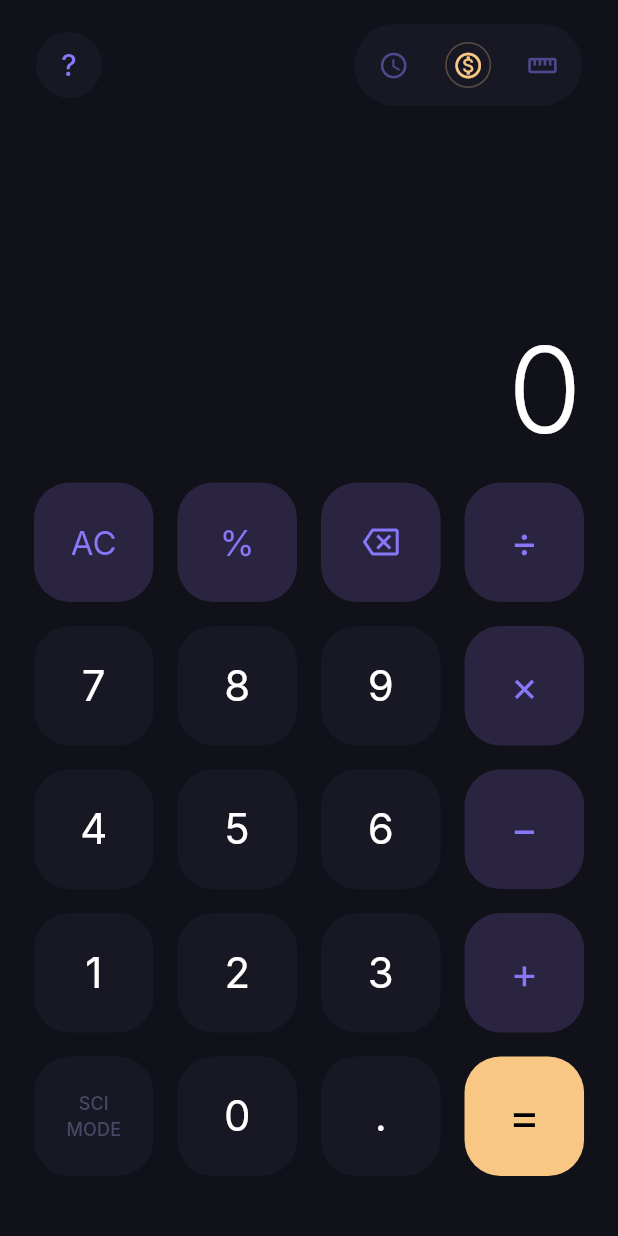
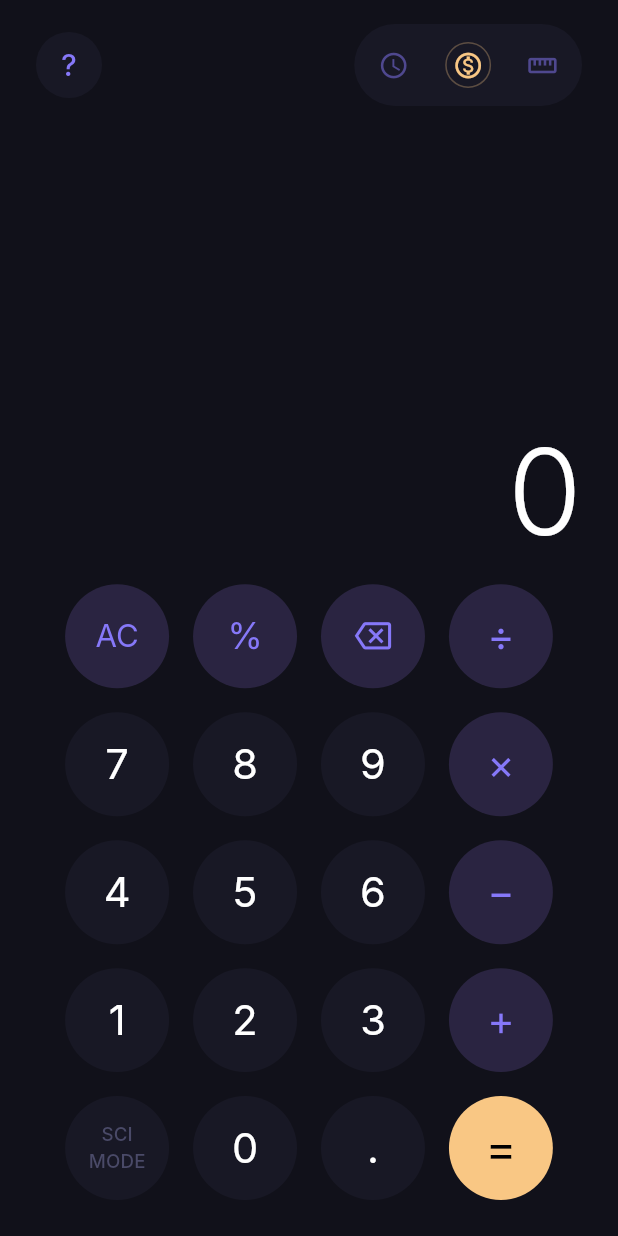
Before and after one commit to AchmadWail/kalkulator-vvip, a Flutter app: the screen it shows after launch, on a phone screen of 412 x 824 dp. Run offline on Flutter 3.47's test engine with Material 3 defaults, Android fonts, the phone set to English and light mode, and no system bars; our stand-ins replace file_picker, image_picker, shared_preferences; Roboto replaces fonts that are missing (Inter).

Commit message:
kalkulator vvip

```diff
--- a/lib/features/calculator/screens/calculator_screen.dart
+++ b/lib/features/calculator/screens/calculator_screen.dart
@@ -20,9 +20,13 @@ class CalculatorScreen extends StatelessWidget {
             children: [
               const NavbarTop(),
               Expanded(
+                flex: 4,
                 child: const DisplayWidget(),
               ),
-              const KeypadWidget(),
+              Expanded(
+                flex: 6,
+                child: const KeypadWidget(),
+              ),
             ],
           ),
         ),
--- a/lib/features/calculator/widgets/keypad_widget.dart
+++ b/lib/features/calculator/widgets/keypad_widget.dart
@@ -1,6 +1,7 @@
 import 'package:flutter/material.dart';
 import 'package:provider/provider.dart';
 import '../providers/calculator_provider.dart';
+import 'dart:math' as math;
 import '../../../core/theme/app_colors.dart';
 
 class KeypadWidget extends StatelessWidget {
@@ -15,7 +16,7 @@ class KeypadWidget extends StatelessWidget {
         style: ElevatedButton.styleFrom(
           backgroundColor: bgColor,
           foregroundColor: textColor,
-          shape: RoundedRectangleBorder(borderRadius: BorderRadius.circular(24)),
+          shape: const CircleBorder(),
           padding: EdgeInsets.zero,
           elevation: 0,
         ),
@@ -38,63 +39,78 @@ class KeypadWidget extends StatelessWidget {
     );
   }
 
-  Widget _buildText(String text, Color color, {double fontSize = 28}) {
+  Widget _buildText(String text, Color color, BuildContext context, {double? fontSize}) {
+    // Dynamic font size based on screen width
+    final size = MediaQuery.of(context).size;
+    final double responsiveFontSize = fontSize ?? (size.width > 400 ? 32 : 28);
     return Text(
       text,
-      style: TextStyle(fontSize: fontSize, fontWeight: FontWeight.w400, color: color),
+      style: TextStyle(fontSize: responsiveFontSize, fontWeight: FontWeight.w400, color: color),
     );
   }
 
   @override
   Widget build(BuildContext context) {
-    final size = MediaQuery.of(context).size;
-    final double maxWidth = size.width > 420 ? 420 : size.width;
+    return LayoutBuilder(
+      builder: (context, constraints) {
+        final double maxWidth = constraints.maxWidth > 420 ? 420 : constraints.maxWidth;
+        final double maxHeight = constraints.maxHeight;
 
-    // 4 columns + margins
-    final sizeFromWidth = (maxWidth - 5 * 16) / 4;
-    final sizeFromHeight = (size.height * 0.6 - 6 * 16) / 5;
+        // Calculate available width and height after removing margins.
+        // We have 4 columns, meaning 4 buttons horizontally, each with margin: EdgeInsets.all(8), so 16px horizontal margin per button. Total = 64.
+        // We have 5 rows, meaning 5 buttons vertically, each with 16px vertical margin. Total = 80.
+        // Plus bottom padding of 16. Total vertical space used = 96.
+        final double availableWidth = math.max(0.0, maxWidth - 64);
+        final double availableHeight = math.max(0.0, maxHeight - 96);
 
-    final buttonSize = sizeFromWidth < sizeFromHeight ? sizeFromWidth : sizeFromHeight;
+        final double maxButtonWidth = availableWidth / 4;
+        final double maxButtonHeight = availableHeight / 5;
+
+        // Make button perfectly square/circular by taking the minimum of width and height
+        final double buttonSize = maxButtonWidth < maxButtonHeight ? maxButtonWidth : maxButtonHeight;
 
         return Center(
           child: SizedBox(
             width: maxWidth,
+            child: Padding(
+              padding: const EdgeInsets.only(bottom: 16.0),
               child: Column(
+                mainAxisAlignment: MainAxisAlignment.center,
                 children: [
                   Row(
                     mainAxisAlignment: MainAxisAlignment.center,
                     children: [
-                _buildButton(context, _buildText('AC', AppColors.operatorText, fontSize: 22), AppColors.operatorButton, AppColors.operatorText, buttonSize),
-                _buildButton(context, _buildText('%', AppColors.operatorText, fontSize: 24), AppColors.operatorButton, AppColors.operatorText, buttonSize),
-                _buildButton(context, const Icon(Icons.backspace_outlined, size: 24, color: AppColors.operatorText), AppColors.operatorButton, AppColors.operatorText, buttonSize),
-                _buildButton(context, _buildText('÷', AppColors.operatorText, fontSize: 28), AppColors.operatorButton, AppColors.operatorText, buttonSize),
+                      _buildButton(context, _buildText('AC', AppColors.operatorText, context, fontSize: buttonSize * 0.3), AppColors.operatorButton, AppColors.operatorText, buttonSize),
+                      _buildButton(context, _buildText('%', AppColors.operatorText, context, fontSize: buttonSize * 0.35), AppColors.operatorButton, AppColors.operatorText, buttonSize),
+                      _buildButton(context, Icon(Icons.backspace_outlined, size: buttonSize * 0.35, color: AppColors.operatorText), AppColors.operatorButton, AppColors.operatorText, buttonSize),
+                      _buildButton(context, _buildText('÷', AppColors.operatorText, context, fontSize: buttonSize * 0.4), AppColors.operatorButton, AppColors.operatorText, buttonSize),
                     ],
                   ),
                   Row(
                     mainAxisAlignment: MainAxisAlignment.center,
                     children: [
-                _buildButton(context, _buildText('7', AppColors.numberText), AppColors.numberButton, AppColors.numberText, buttonSize),
-                _buildButton(context, _buildText('8', AppColors.numberText), AppColors.numberButton, AppColors.numberText, buttonSize),
-                _buildButton(context, _buildText('9', AppColors.numberText), AppColors.numberButton, AppColors.numberText, buttonSize),
-                _buildButton(context, _buildText('×', AppColors.operatorText, fontSize: 28), AppColors.operatorButton, AppColors.operatorText, buttonSize),
+                      _buildButton(context, _buildText('7', AppColors.numberText, context, fontSize: buttonSize * 0.4), AppColors.numberButton, AppColors.numberText, buttonSize),
+                      _buildButton(context, _buildText('8', AppColors.numberText, context, fontSize: buttonSize * 0.4), AppColors.numberButton, AppColors.numberText, buttonSize),
+                      _buildButton(context, _buildText('9', AppColors.numberText, context, fontSize: buttonSize * 0.4), AppColors.numberButton, AppColors.numberText, buttonSize),
+                      _buildButton(context, _buildText('×', AppColors.operatorText, context, fontSize: buttonSize * 0.4), AppColors.operatorButton, AppColors.operatorText, buttonSize),
                     ],
                   ),
                   Row(
                     mainAxisAlignment: MainAxisAlignment.center,
                     children: [
-                _buildButton(context, _buildText('4', AppColors.numberText), AppColors.numberButton, AppColors.numberText, buttonSize),
-                _buildButton(context, _buildText('5', AppColors.numberText), AppColors.numberButton, AppColors.numberText, buttonSize),
-                _buildButton(context, _buildText('6', AppColors.numberText), AppColors.numberButton, AppColors.numberText, buttonSize),
-                _buildButton(context, _buildText('−', AppColors.operatorText, fontSize: 28), AppColors.operatorButton, AppColors.operatorText, buttonSize, actionString: '-'),
+                      _buildButton(context, _buildText('4', AppColors.numberText, context, fontSize: buttonSize * 0.4), AppColors.numberButton, AppColors.numberText, buttonSize),
+                      _buildButton(context, _buildText('5', AppColors.numberText, context, fontSize: buttonSize * 0.4), AppColors.numberButton, AppColors.numberText, buttonSize),
+                      _buildButton(context, _buildText('6', AppColors.numberText, context, fontSize: buttonSize * 0.4), AppColors.numberButton, AppColors.numberText, buttonSize),
+                      _buildButton(context, _buildText('−', AppColors.operatorText, context, fontSize: buttonSize * 0.4), AppColors.operatorButton, AppColors.operatorText, buttonSize, actionString: '-'),
                     ],
                   ),
                   Row(
                     mainAxisAlignment: MainAxisAlignment.center,
                     children: [
-                _buildButton(context, _buildText('1', AppColors.numberText), AppColors.numberButton, AppColors.numberText, buttonSize),
-                _buildButton(context, _buildText('2', AppColors.numberText), AppColors.numberButton, AppColors.numberText, buttonSize),
-                _buildButton(context, _buildText('3', AppColors.numberText), AppColors.numberButton, AppColors.numberText, buttonSize),
-                _buildButton(context, _buildText('+', AppColors.operatorText, fontSize: 28), AppColors.operatorButton, AppColors.operatorText, buttonSize),
+                      _buildButton(context, _buildText('1', AppColors.numberText, context, fontSize: buttonSize * 0.4), AppColors.numberButton, AppColors.numberText, buttonSize),
+                      _buildButton(context, _buildText('2', AppColors.numberText, context, fontSize: buttonSize * 0.4), AppColors.numberButton, AppColors.numberText, buttonSize),
+                      _buildButton(context, _buildText('3', AppColors.numberText, context, fontSize: buttonSize * 0.4), AppColors.numberButton, AppColors.numberText, buttonSize),
+                      _buildButton(context, _buildText('+', AppColors.operatorText, context, fontSize: buttonSize * 0.4), AppColors.operatorButton, AppColors.operatorText, buttonSize),
                     ],
                   ),
                   Row(
@@ -103,19 +119,21 @@ class KeypadWidget extends StatelessWidget {
                       _buildButton(context, Column(
                         mainAxisAlignment: MainAxisAlignment.center,
                         children: [
-                    Text('SCI', style: TextStyle(fontSize: 12, color: AppColors.previewText, fontWeight: FontWeight.w500)),
-                    Text('MODE', style: TextStyle(fontSize: 12, color: AppColors.previewText, fontWeight: FontWeight.w500)),
+                          Text('SCI', style: TextStyle(fontSize: buttonSize * 0.18, color: AppColors.previewText, fontWeight: FontWeight.w500)),
+                          Text('MODE', style: TextStyle(fontSize: buttonSize * 0.18, color: AppColors.previewText, fontWeight: FontWeight.w500)),
                         ],
                       ), AppColors.numberButton, AppColors.numberText, buttonSize, actionString: 'SCI'),
-                _buildButton(context, _buildText('0', AppColors.numberText), AppColors.numberButton, AppColors.numberText, buttonSize),
-                _buildButton(context, _buildText('.', AppColors.numberText), AppColors.numberButton, AppColors.numberText, buttonSize),
-                _buildButton(context, _buildText('=', AppColors.equalsText, fontSize: 32), AppColors.equalsButton, AppColors.equalsText, buttonSize),
+                      _buildButton(context, _buildText('0', AppColors.numberText, context, fontSize: buttonSize * 0.4), AppColors.numberButton, AppColors.numberText, buttonSize),
+                      _buildButton(context, _buildText('.', AppColors.numberText, context, fontSize: buttonSize * 0.4), AppColors.numberButton, AppColors.numberText, buttonSize),
+                      _buildButton(context, _buildText('=', AppColors.equalsText, context, fontSize: buttonSize * 0.45), AppColors.equalsButton, AppColors.equalsText, buttonSize),
                     ],
                   ),
-            const SizedBox(height: 32), // Bottom padding
                 ],
               ),
             ),
+          ),
+        );
+      },
     );
   }
 }
--- a/lib/features/vault/screens/folder_detail_screen.dart
+++ b/lib/features/vault/screens/folder_detail_screen.dart
@@ -340,7 +340,10 @@ class _FolderDetailScreenState extends State<FolderDetailScreen>
           return GestureDetector(
             onTap: () => _viewImage(file),
             onLongPress: widget.isVip ? () => _deleteFile(index) : null,
-            child: Hero(
+            child: Stack(
+              fit: StackFit.expand,
+              children: [
+                Hero(
                   tag: 'image_$index',
                   child: Container(
                     decoration: BoxDecoration(
@@ -359,6 +362,25 @@ class _FolderDetailScreenState extends State<FolderDetailScreen>
                       ),
                     ),
                   ),
+                ),
+                if (widget.isVip)
+                  Positioned(
+                    top: 2,
+                    right: 2,
+                    child: Container(
+                      decoration: BoxDecoration(
+                        color: Colors.black.withOpacity(0.5),
+                        shape: BoxShape.circle,
+                      ),
+                      child: IconButton(
+                        icon: const Icon(Icons.delete, color: Colors.redAccent, size: 20),
+                        padding: const EdgeInsets.all(4),
+                        constraints: const BoxConstraints(),
+                        onPressed: () => _deleteFile(index),
+                      ),
+                    ),
+                  ),
+              ],
             ),
           );
         },
```
Lines whose indentation alone changed are shown as unchanged.
